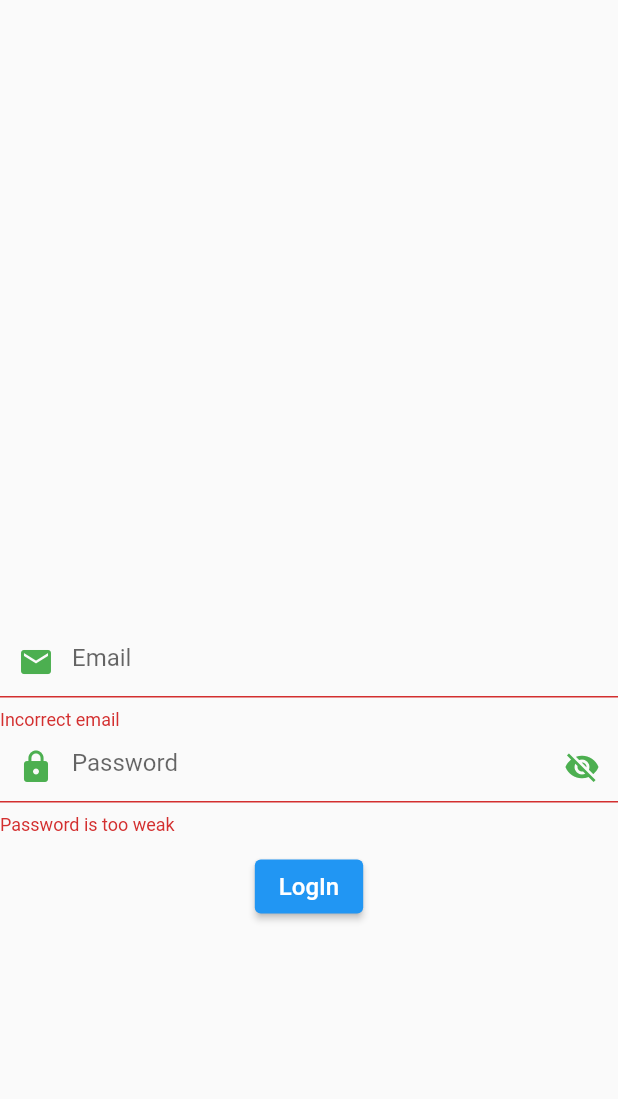
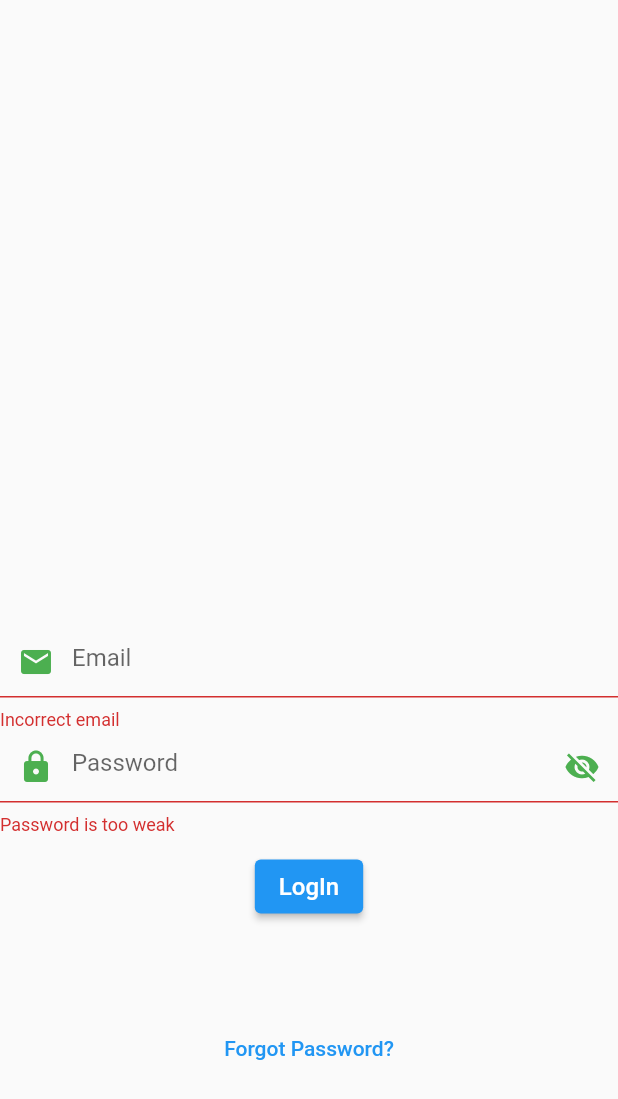
Before and after one commit to aahhmmeeddosama/Fruit-and-Vegetables-Basket, a Flutter app: the sign_in screen opened directly, after a tap on "LogIn", on a phone screen of 412 x 824 dp. Shown: the top 1099 px of the screen. Run offline on Flutter 3.47's test engine with Material 2 defaults, Android fonts, the phone set to English and light mode, and no system bars; our stand-ins replace email_validator, image_picker, shared_preferences, shimmer, string_validator; missing offline and left inert: flutter_application_6, product_detail; accounts and stored records are empty.

Commit message:
Update signin_k.dart

```diff
--- a/lib/screens/signin_k.dart
+++ b/lib/screens/signin_k.dart
@@ -8,6 +8,7 @@ import 'package:flutter_application_6/screens/sign_up.dart';
 import '../model/http_exception.dart';
 
 class sign_in extends StatefulWidget {
+  static const routeName = '/Sign-in';
   const sign_in({Key? key}) : super(key: key);
 
   @override
@@ -248,30 +249,18 @@ class _sign_inState extends State<sign_in> with SingleTickerProviderStateMixin {
                 ),
               )),
             ),
+
             Row(
               mainAxisAlignment: MainAxisAlignment.center,
               children: [
-                Padding(padding: EdgeInsets.only(bottom: size.height / 1)),
-                InkWell(
-                  onTap: () {},
-                  child: const Text("Forget Password?",
-                      style: TextStyle(fontSize: 16)),
-                ),
-                const Padding(padding: EdgeInsets.only(left: 20, top: 0)),
-                InkWell(
-                  onTap: () {
-                    Navigator.push(
-                      context,
-                      MaterialPageRoute(builder: (context) => const SignUp()),
-                    );
-                  },
-                  child: const Text(
-                    "Sign Up",
-                    style: TextStyle(fontSize: 16),
+                TextButton(
+                  child: Text('Forgot Password?'),
+                  onPressed: () => Navigator.of(context).push(
+                    MaterialPageRoute(builder: (context) => ResetScreen()),
                   ),
-                ),
+                )
               ],
-            ),
+            )
           ],
         ),
       ),
```
